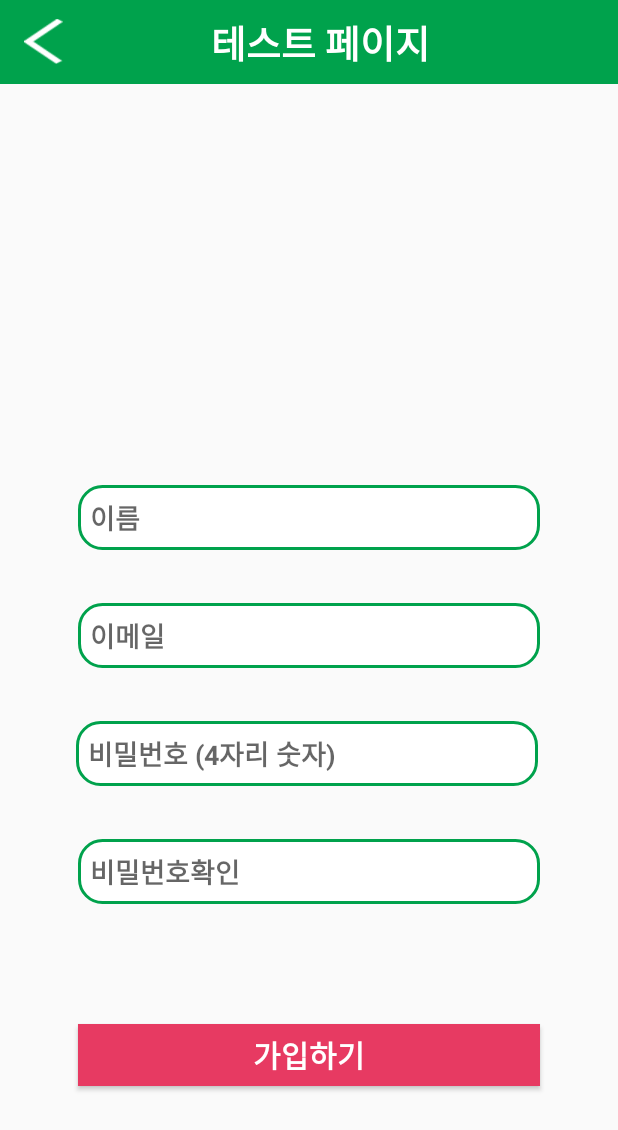
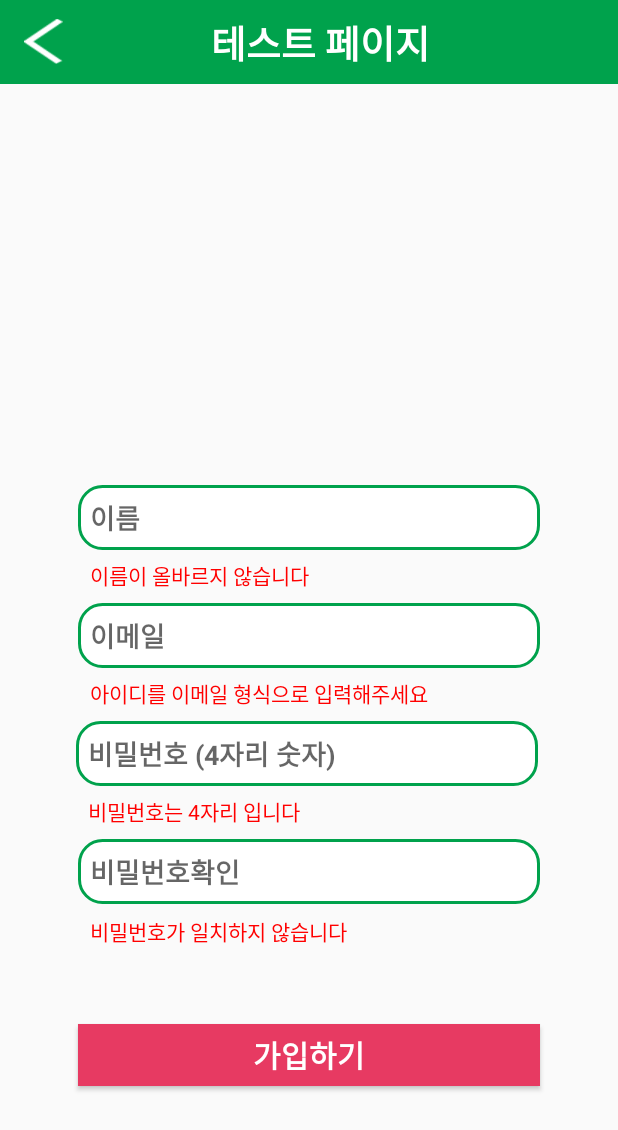
Before and after one commit to jawsgeun/SeoulRoad, an Android app: the layout activity_regist.xml on its own in the app's theme, with its tools: preview values and no code run, on a phone screen of 412 x 824 dp. Shown: the top 1130 px of the screen. Run offline under Robolectric (Android 15) with nearby library versions, the phone set to English and light mode, and no system bars.

Commit message:
모든 액티비티 세로 고정, 회원가입 정보체크 방식 변경(즉시체크)

```diff
--- a/app/src/main/res/layout/activity_regist.xml
+++ b/app/src/main/res/layout/activity_regist.xml
@@ -115,4 +115,57 @@
         android:background="@color/colorPrimaryBtn"
         />
 
+    <TextView
+        android:id="@+id/checkPassC"
+        android:layout_width="wrap_content"
+        android:layout_height="wrap_content"
+        android:layout_marginLeft="8dp"
+        android:layout_marginTop="7dp"
+        android:text="비밀번호가 일치하지 않습니다"
+        android:textColor="#FF0000"
+        app:layout_constraintLeft_toLeftOf="@+id/joinPassConf"
+        app:layout_constraintTop_toBottomOf="@+id/joinPassConf" />
+
+    <TextView
+        android:id="@+id/checkPass"
+        android:layout_width="wrap_content"
+        android:layout_height="wrap_content"
+        android:layout_marginBottom="8dp"
+        android:layout_marginLeft="8dp"
+        android:layout_marginTop="8dp"
+        android:text="비밀번호는 4자리 입니다"
+        android:textColor="#FF0000"
+        app:layout_constraintBottom_toTopOf="@+id/joinPassConf"
+        app:layout_constraintLeft_toLeftOf="@+id/joinPass"
+        app:layout_constraintTop_toBottomOf="@+id/joinPass"
+        app:layout_constraintVertical_bias="1.0" />
+
+    <TextView
+        android:id="@+id/checkEmail"
+        android:layout_width="wrap_content"
+        android:layout_height="wrap_content"
+        android:layout_marginBottom="8dp"
+        android:layout_marginLeft="8dp"
+        android:layout_marginTop="8dp"
+        android:text="아이디를 이메일 형식으로 입력해주세요"
+        android:textColor="#FF0000"
+        app:layout_constraintBottom_toTopOf="@+id/joinPass"
+        app:layout_constraintLeft_toLeftOf="@+id/joinEmail"
+        app:layout_constraintTop_toBottomOf="@+id/joinEmail"
+        app:layout_constraintVertical_bias="1.0" />
+
+    <TextView
+        android:id="@+id/checkName"
+        android:layout_width="wrap_content"
+        android:layout_height="wrap_content"
+        android:layout_marginBottom="8dp"
+        android:layout_marginLeft="8dp"
+        android:layout_marginTop="8dp"
+        android:text="이름이 올바르지 않습니다"
+        android:textColor="#FF0000"
+        app:layout_constraintBottom_toTopOf="@+id/joinEmail"
+        app:layout_constraintLeft_toLeftOf="@+id/joinName"
+        app:layout_constraintTop_toBottomOf="@+id/joinName"
+        app:layout_constraintVertical_bias="1.0" />
+
 </android.support.constraint.ConstraintLayout>
```
Also changed, not shown: app/src/main/AndroidManifest.xml (+33 -22 lines), app/src/main/java/com/kkard/seoulroad/RegistActivity.java (+83 -88 lines).
